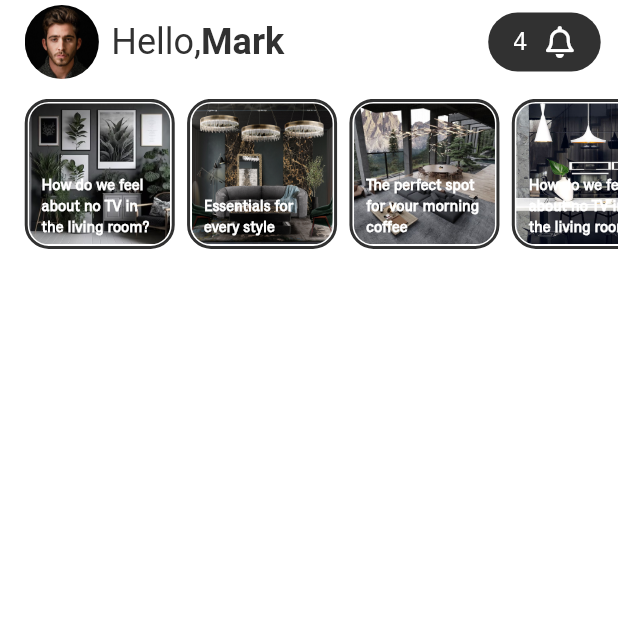
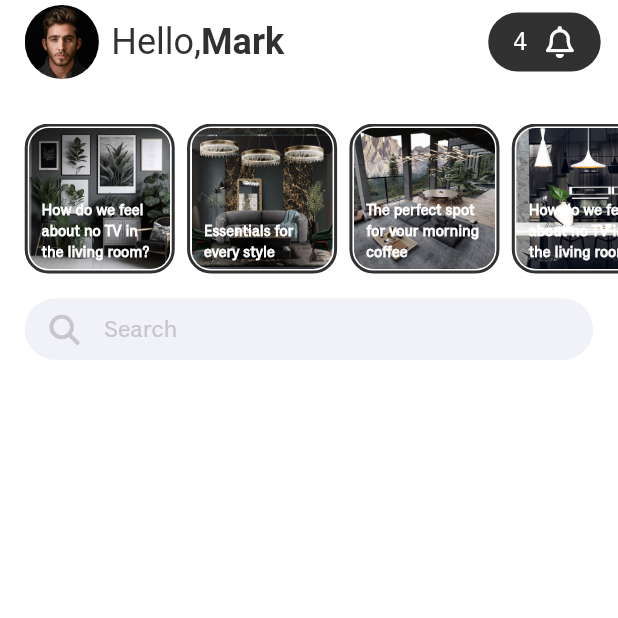
Before and after one commit to duldiev/shopping_app_layout, a Flutter app: the screen it shows after launch, on a phone screen of 412 x 824 dp, the top half of it. Run offline on Flutter 3.47's test engine with Material 2 defaults, Android fonts, the phone set to English and light mode, and no system bars; our stand-ins replace font_awesome_flutter, gap, responsive_sizer.

Commit message:
search bar layout

```diff
--- a/lib/main.dart
+++ b/lib/main.dart
@@ -18,6 +18,12 @@ class MainApp extends StatelessWidget {
         theme: ThemeData(
           scaffoldBackgroundColor: AppColors.background,
           fontFamily: 'Classic-Grotesque',
+          primaryColor: AppColors.dark,
+          dividerColor: AppColors.secondary,
+          textSelectionTheme: TextSelectionThemeData(
+            cursorColor: AppColors.dark,
+            selectionColor: AppColors.dark.withOpacity(0.4),
+          ),
         ),
         home: const HomeScreen(),
       ),
--- a/lib/screens/home_screen.dart
+++ b/lib/screens/home_screen.dart
@@ -1,6 +1,8 @@
 import 'package:flutter/material.dart';
+import 'package:font_awesome_flutter/font_awesome_flutter.dart';
 import 'package:gap/gap.dart';
 import 'package:responsive_sizer/responsive_sizer.dart';
+import 'package:shopping_app_layout/shared/app_colors.dart';
 import 'package:shopping_app_layout/shared/assets_name.dart';
 import 'package:shopping_app_layout/widgets/home_app_bar.dart';
 import 'package:shopping_app_layout/widgets/suggestion_card.dart';
@@ -15,9 +17,11 @@ class HomeScreen extends StatelessWidget {
       body: SingleChildScrollView(
         clipBehavior: Clip.none,
         physics: const AlwaysScrollableScrollPhysics(),
+        child: SafeArea(
           child: Column(
             mainAxisSize: MainAxisSize.min,
             children: [
+              Gap(2.h),
               SizedBox(
                 height: 100,
                 width: 100.w,
@@ -32,7 +36,35 @@ class HomeScreen extends StatelessWidget {
                   itemCount: 6,
                 ),
               ),
+              Gap(2.h),
+              Padding(
+                padding: EdgeInsets.symmetric(horizontal: 4.w),
+                child: SearchBar(
+                  hintText: 'Search',
+                  leading: Icon(
+                    FontAwesomeIcons.search,
+                    color: AppColors.secondary,
+                    size: 20,
+                  ),
+                  hintStyle: MaterialStatePropertyAll(
+                    TextStyle(
+                      fontSize: 16,
+                      color: AppColors.secondary,
+                    ),
+                  ),
+                  constraints: BoxConstraints.tight(Size.fromHeight(5.h)),
+                  padding: MaterialStatePropertyAll(
+                    EdgeInsets.symmetric(
+                      horizontal: 4.w,
+                      vertical: 0,
+                    ),
+                  ),
+                  backgroundColor: MaterialStatePropertyAll(AppColors.light),
+                  elevation: const MaterialStatePropertyAll(0),
+                ),
+              ),
             ],
+          ),
         ),
       ),
     );
--- a/lib/shared/app_colors.dart
+++ b/lib/shared/app_colors.dart
@@ -4,4 +4,6 @@ class AppColors {
   static Color get background => const Color.fromRGBO(255, 255, 255, 1);
   static Color get dark => const Color.fromRGBO(49, 49, 49, 1);
   static Color get white => Colors.white;
+  static Color get light => const Color.fromRGBO(241, 242, 247, 1);
+  static Color get secondary => const Color.fromRGBO(198, 198, 204, 1);
 }
```
Lines whose indentation alone changed are shown as unchanged.
